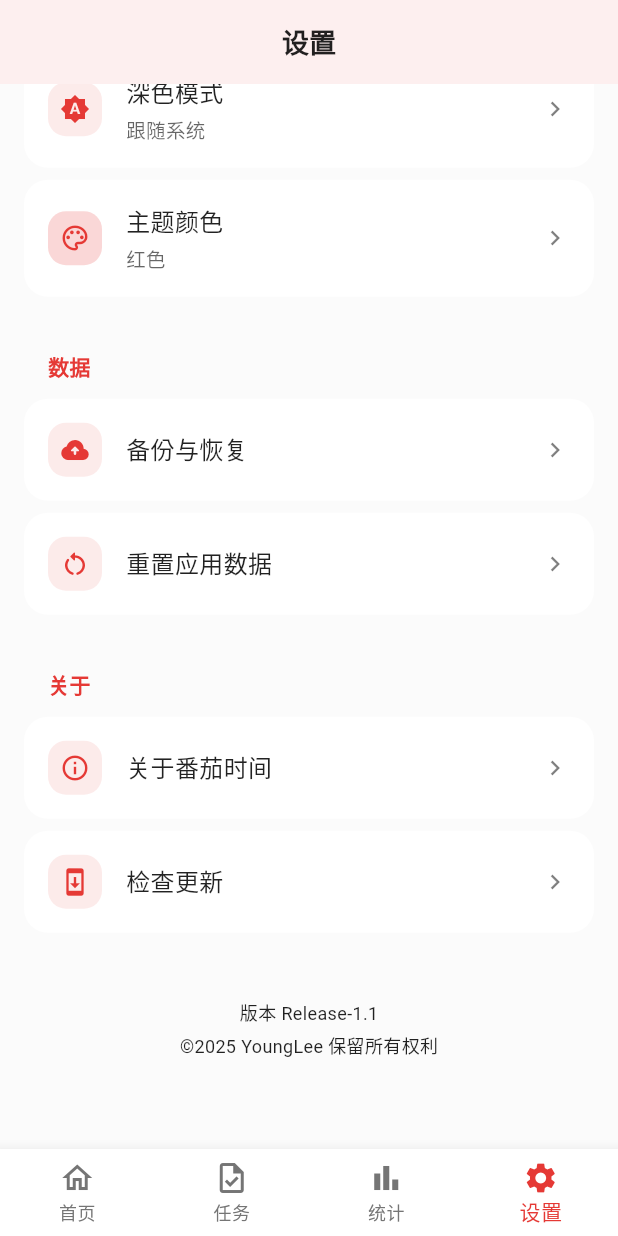
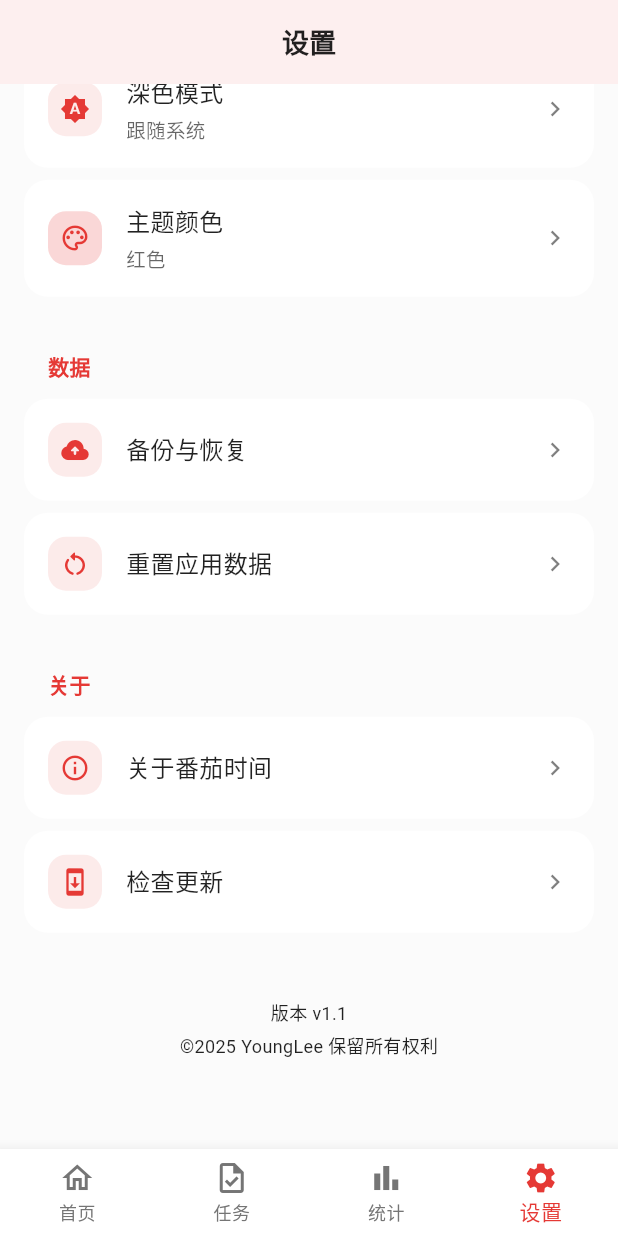
Before and after one commit to YoungLee-coder/TomatoTime, a Flutter app: the screen it shows after launch, item 4 of the bottom bar chosen, scrolled down 444 dp, on a phone screen of 412 x 824 dp. Run offline on Flutter 3.47's test engine with Material 3 defaults, Android fonts, the light colour scheme and no system bars; our stand-ins replace fl_chart, flutter_local_notifications, image_picker, just_audio, permission_handler, shared_preferences and 3 more; accounts and stored records are empty.

Commit message:
完善检查更新功能

```diff
--- a/lib/screens/settings_screen.dart
+++ b/lib/screens/settings_screen.dart
@@ -171,7 +171,7 @@ class _SettingsScreenState extends State<SettingsScreen> {
                           showAboutDialog(
                             context: context,
                             applicationName: '番茄时间',
-                            applicationVersion: 'Release-1.1',
+                            applicationVersion: 'v1.1',
                             applicationIcon: Image.asset(
                               'assets/icon/app_icon.png',
                               width: 48,
@@ -207,7 +207,7 @@ class _SettingsScreenState extends State<SettingsScreen> {
                         child: Column(
                           children: [
                             Text(
-                              '版本 Release-1.1',
+                              '版本 v1.1',
                               style: TextStyle(
                                 fontSize: 12,
                                 color:
--- a/lib/services/update_service.dart
+++ b/lib/services/update_service.dart
@@ -13,7 +13,7 @@ class UpdateService {
       'https://gitee.com/api/v5/repos/YoungLee-coder/TomatoTime/releases';
 
   /// 当前应用版本
-  static const String currentVersion = 'Release-1.1';
+  static const String currentVersion = 'v1.1';
 
   /// 仓库发布页面URL
   static const String repoReleasesUrl =
@@ -94,19 +94,17 @@ class UpdateService {
       final latestRelease = releases.first;
       final String latestVersion = latestRelease['tag_name'] ?? 'unknown';
 
-      // 移除"Release-"前缀（如果有）
-      final String cleanLatestVersion = latestVersion.replaceAll(
-        'Release-',
-        '',
-      );
+      // 清理版本号，移除前缀如"Release-"或"v"
+      final String cleanLatestVersion = latestVersion
+          .replaceAll('Release-', '')
+          .replaceAll('v', '');
+      final String cleanCurrentVersion = currentVersion
+          .replaceAll('Release-', '')
+          .replaceAll('v', '');
 
       // 比较版本号
       final bool hasUpdate =
-          _compareVersions(
-            cleanLatestVersion.replaceAll('Release-', ''),
-            currentVersion.replaceAll('Release-', ''),
-          ) >
-          0;
+          _compareVersions(cleanLatestVersion, cleanCurrentVersion) > 0;
 
       return UpdateInfo(
         hasUpdate: hasUpdate,
--- a/pubspec.yaml
+++ b/pubspec.yaml
@@ -1,7 +1,7 @@
 name: cn_younglee_pomodoro
 description: "番茄时间"
 publish_to: 'none'
-version: 1.1.0+3
+version: 1.1.0+4
 
 environment:
   sdk: ^3.7.2
```
